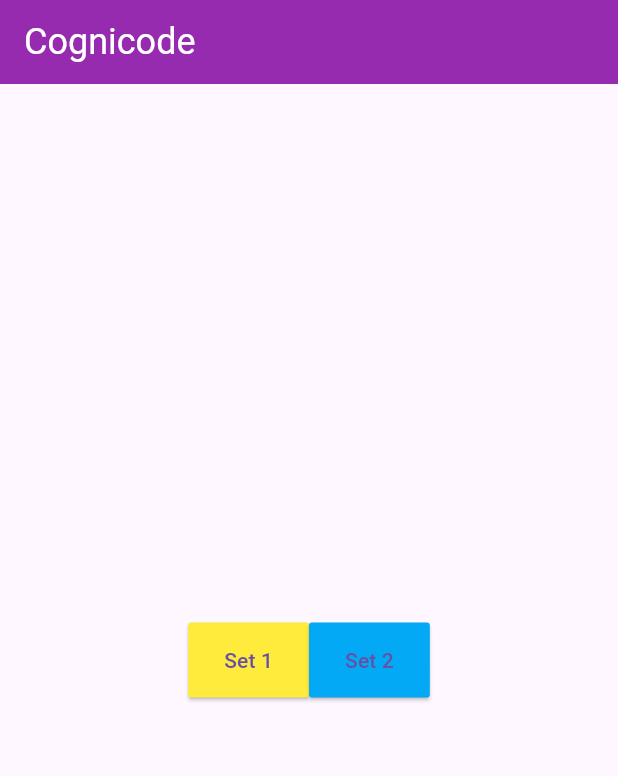
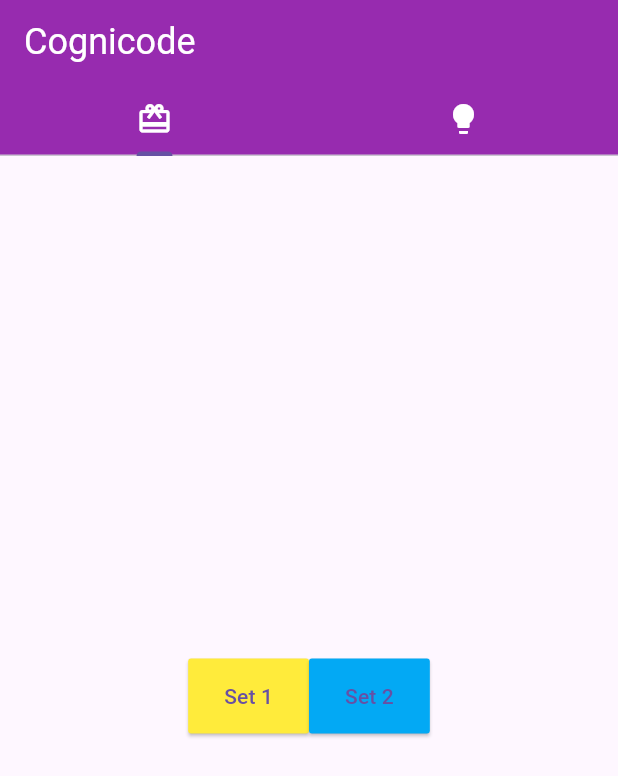
Before and after one commit to dpearyer/Flashcard-quiz-game, a Flutter app: the screen it shows after launch, on a phone screen of 412 x 824 dp. Shown: the top 776 px of the screen. Run offline on Flutter 3.47's test engine with Material 3 defaults, Android fonts, the phone set to English and light mode, and no system bars; our stand-ins replace flip_card, sqflite; accounts and stored records are empty.

Commit message:
added tabs to switch from flashcard to quiz mode

```diff
--- a/proj_1/lib/main.dart
+++ b/proj_1/lib/main.dart
@@ -41,8 +41,17 @@
 
   Widget build(BuildContext context){
   return MaterialApp(
-  home: Scaffold(
+  home: DefaultTabController(
+    length: 2,
+    child: Scaffold(
     appBar: AppBar(
+        bottom: const TabBar(
+          tabs: [
+            Tab(icon: Icon(Icons.card_giftcard, color: Colors.white,)),
+            Tab(icon: Icon(Icons.lightbulb, color: Colors.white,)),
+
+          ],
+        ),
         title: const Text('Cognicode', textAlign: TextAlign.center,),
         backgroundColor: Colors.purple,
         elevation: 4,
@@ -98,6 +107,7 @@
           ],
         ),
       ),
+  ),
   ),
     );
   }
```
